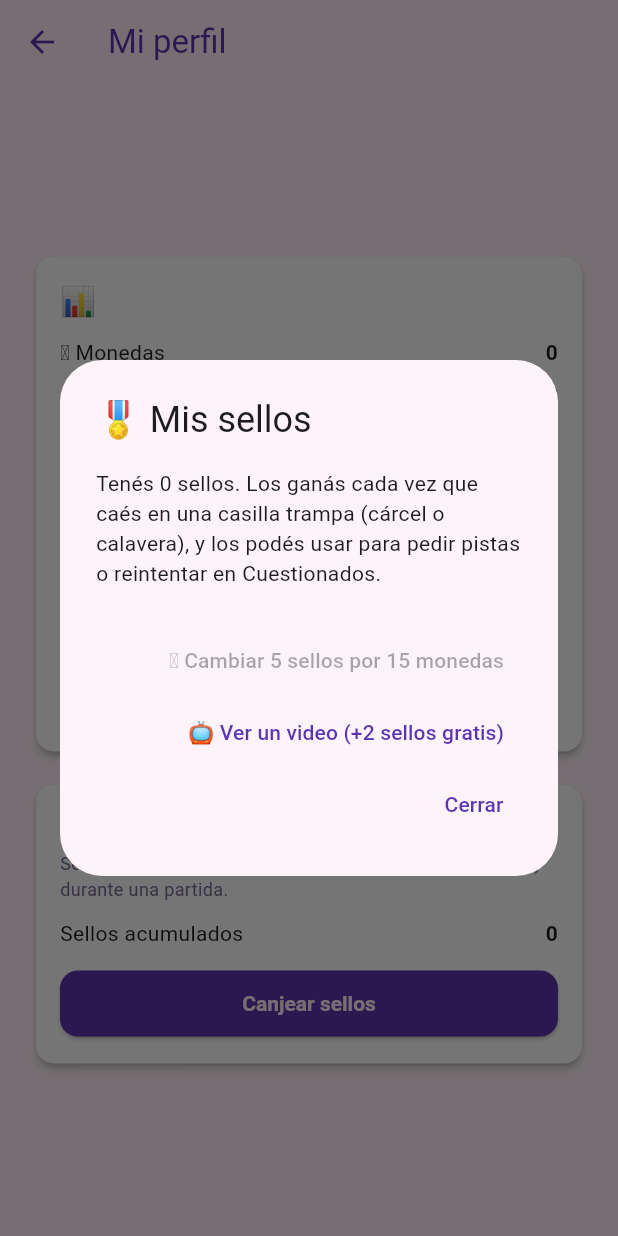
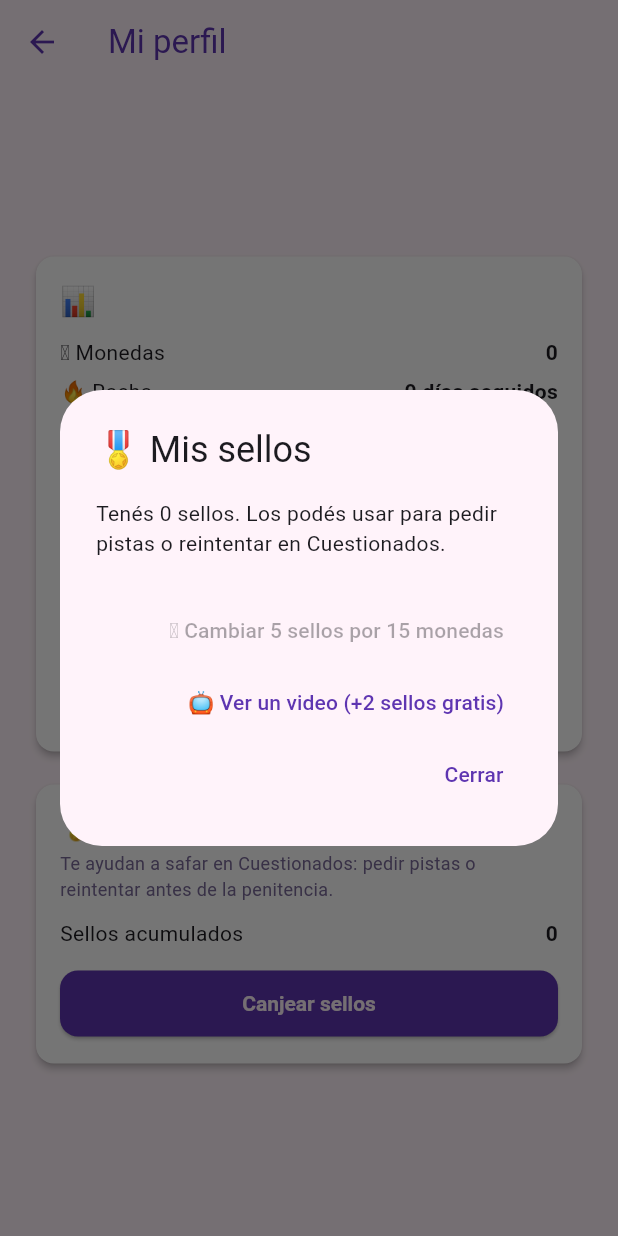
Before and after one commit to solucioneselectromedicassj-ai/La-oca-, a Flutter app: the PerfilScreen screen opened directly with empty values, after a tap on "Canjear sellos", on a phone screen of 412 x 824 dp. Run offline on Flutter 3.47's test engine with Material 3 defaults, Android fonts, the phone set to English and light mode, and no system bars; our stand-ins replace audioplayers, share_plus, shared_preferences, supabase_flutter; missing offline and left inert: realtime_client; accounts and stored records are empty; Roboto replaces fonts that are missing (Georgia).

Commit message:
Sacar el otorgamiento automático de sellos al caer en trampa
Caer en cárcel/calavera no debe sentirse como un premio: sigue siendo
la casilla peligrosa de siempre. Los sellos quedan solo como algo que
gastás para safar en Cuestionados (pista, reintento) o canjear por
monedas/video desde el perfil — de dónde se consiguen sellos queda
pendiente de definir (candidatos: una casilla de suerte separada, o
completar la futura tanda de cuestionados de bonos).

Co-Authored-By: Claude Sonnet 5 <noreply@anthropic.com>
Claude-Session: https://claude.ai/code/session_01U7d7hybhiSqgGvpNcjK2N1

```diff
--- a/ocaland_flutter/lib/screens/perfil_screen.dart
+++ b/ocaland_flutter/lib/screens/perfil_screen.dart
@@ -38,16 +38,15 @@ class _PerfilScreenState extends State<PerfilScreen> {
     }
   }
 
-  /// Sellos: coleccionable que se gana al caer en trampa (cárcel/calavera)
-  /// durante una partida. Se pueden canjear por monedas o conseguir más
-  /// viendo un video.
+  /// Sellos: coleccionable que se puede usar para pedir pistas o reintentar
+  /// en Cuestionados. Se consiguen viendo videos, o canjeados acá.
   Future<void> _abrirCanjeSellos() async {
     final accion = await showDialog<String>(
       context: context,
       builder: (dialogContext) => AlertDialog(
         backgroundColor: AppColors.parchment,
         title: const Text('🎖️ Mis sellos'),
-        content: Text('Tenés $_sellos sello${_sellos == 1 ? '' : 's'}. Los ganás cada vez que caés en una casilla trampa (cárcel o calavera), y los podés usar para pedir pistas o reintentar en Cuestionados.'),
+        content: Text('Tenés $_sellos sello${_sellos == 1 ? '' : 's'}. Los podés usar para pedir pistas o reintentar en Cuestionados.'),
         actions: [
           TextButton(
             onPressed: _sellos >= 5 ? () => Navigator.of(dialogContext).pop('monedas') : null,
@@ -137,7 +136,7 @@ class _PerfilScreenState extends State<PerfilScreen> {
                               children: [
                                 const Text('🎖️ Mis sellos', style: TextStyle(fontSize: 17, fontWeight: FontWeight.bold, color: AppColors.violetDark)),
                                 const SizedBox(height: 4),
-                                const Text('Se ganan al caer en una casilla trampa (cárcel o calavera) durante una partida.', style: TextStyle(fontSize: 12, color: Color(0xFF7A6A99))),
+                                const Text('Te ayudan a safar en Cuestionados: pedir pistas o reintentar antes de la penitencia.', style: TextStyle(fontSize: 12, color: Color(0xFF7A6A99))),
                                 const SizedBox(height: 8),
                                 _fila('Sellos acumulados', '$_sellos'),
                                 const SizedBox(height: 10),
--- a/ocaland_flutter/lib/services/sala_game_controller.dart
+++ b/ocaland_flutter/lib/services/sala_game_controller.dart
@@ -498,9 +498,6 @@ class SalaGameController extends ChangeNotifier {
       if (tipo == 'carcel' || tipo == 'calavera') {
         trampaCasillaIdx = rawNewPos;
         AudioService.trampa();
-        if (jugadorId == myPlayerId) {
-          sellos = await SellosService.agregar(1);
-        }
         notifyListeners();
         await _wait(const Duration(milliseconds: 2200));
         trampaCasillaIdx = null;
--- a/ocaland_flutter/lib/services/solo_game_controller.dart
+++ b/ocaland_flutter/lib/services/solo_game_controller.dart
@@ -487,9 +487,6 @@ class SoloGameController extends ChangeNotifier {
       if (tipo == 'carcel' || tipo == 'calavera') {
         trampaCasillaIdx = rawNewPos;
         AudioService.trampa();
-        if (!esBot) {
-          sellos = await SellosService.agregar(1);
-        }
         notifyListeners();
         await _wait(const Duration(milliseconds: 2200));
         trampaCasillaIdx = null;
```
